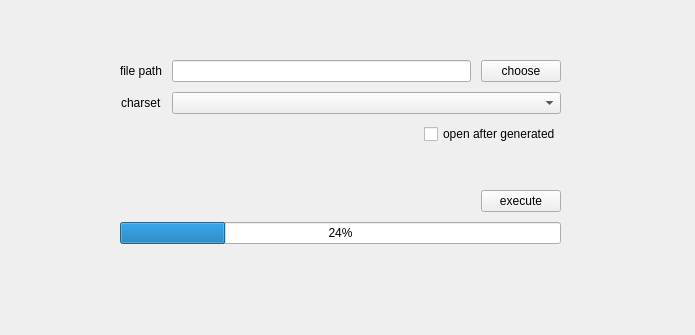
Old version of the form src/lib/qt/big_file_generator.ui in the repository haocxy/litext.
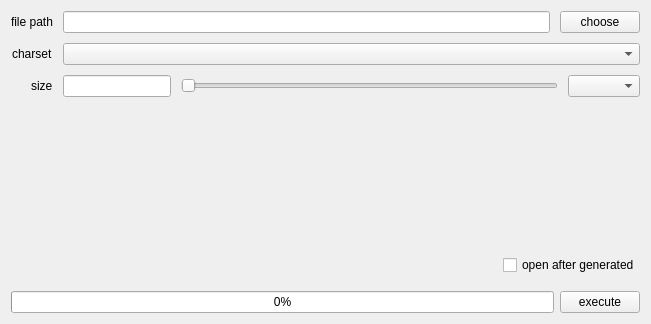
New version of the form.

Commit message: 添加大文件生成静态界面

```diff
--- a/src/lib/qt/big_file_generator.ui
+++ b/src/lib/qt/big_file_generator.ui
@@ -6,38 +6,14 @@
    <rect>
     <x>0</x>
     <y>0</y>
-    <width>695</width>
-    <height>335</height>
+    <width>651</width>
+    <height>324</height>
    </rect>
   </property>
   <property name="windowTitle">
    <string>BigFileGenerator</string>
   </property>
-  <widget class="QWidget" name="verticalLayoutWidget">
-   <property name="geometry">
-    <rect>
-     <x>110</x>
-     <y>50</y>
-     <width>461</width>
-     <height>204</height>
-    </rect>
-   </property>
    <layout class="QVBoxLayout" name="verticalLayout">
-    <property name="spacing">
-     <number>10</number>
-    </property>
-    <property name="leftMargin">
-     <number>10</number>
-    </property>
-    <property name="topMargin">
-     <number>10</number>
-    </property>
-    <property name="rightMargin">
-     <number>10</number>
-    </property>
-    <property name="bottomMargin">
-     <number>10</number>
-    </property>
     <item>
      <layout class="QFormLayout" name="formLayout">
       <property name="labelAlignment">
@@ -80,7 +56,60 @@
       <item row="1" column="1">
        <widget class="QComboBox" name="comboBox"/>
       </item>
-     </layout>
+     <item row="2" column="0">
+      <widget class="QLabel" name="label_3">
+       <property name="text">
+        <string>size</string>
+       </property>
+      </widget>
+     </item>
+     <item row="2" column="1">
+      <layout class="QHBoxLayout" name="horizontalLayout_5">
+       <item>
+        <widget class="QLineEdit" name="sizeText">
+         <property name="sizePolicy">
+          <sizepolicy hsizetype="Minimum" vsizetype="Fixed">
+           <horstretch>0</horstretch>
+           <verstretch>0</verstretch>
+          </sizepolicy>
+         </property>
+        </widget>
+       </item>
+       <item>
+        <widget class="QSlider" name="sizeSlider">
+         <property name="minimum">
+          <number>1</number>
+         </property>
+         <property name="maximum">
+          <number>1024</number>
+         </property>
+         <property name="orientation">
+          <enum>Qt::Horizontal</enum>
+         </property>
+         <property name="invertedAppearance">
+          <bool>false</bool>
+         </property>
+        </widget>
+       </item>
+       <item>
+        <widget class="QComboBox" name="sizeUnit"/>
+       </item>
+      </layout>
+     </item>
+    </layout>
+   </item>
+   <item>
+    <spacer name="verticalSpacer">
+     <property name="orientation">
+      <enum>Qt::Vertical</enum>
+     </property>
+     <property name="sizeHint" stdset="0">
+      <size>
+       <width>20</width>
+       <height>136</height>
+      </size>
+     </property>
+    </spacer>
     </item>
     <item>
      <layout class="QHBoxLayout" name="horizontalLayout_2">
@@ -107,46 +136,30 @@
      </layout>
     </item>
     <item>
-     <spacer name="verticalSpacer">
+    <spacer name="verticalSpacer_2">
       <property name="orientation">
        <enum>Qt::Vertical</enum>
       </property>
+     <property name="sizeType">
+      <enum>QSizePolicy::Fixed</enum>
+     </property>
       <property name="sizeHint" stdset="0">
        <size>
         <width>20</width>
-        <height>40</height>
+       <height>10</height>
        </size>
       </property>
      </spacer>
     </item>
     <item>
-     <layout class="QHBoxLayout" name="horizontalLayout_3">
-      <item>
-       <spacer name="horizontalSpacer_2">
-        <property name="orientation">
-         <enum>Qt::Horizontal</enum>
-        </property>
-        <property name="sizeHint" stdset="0">
-         <size>
-          <width>40</width>
-          <height>20</height>
-         </size>
-        </property>
-       </spacer>
+    <layout class="QHBoxLayout" name="horizontalLayout_3"/>
       </item>
       <item>
-       <widget class="QPushButton" name="pushButton_2">
-        <property name="text">
-         <string>execute</string>
-        </property>
-       </widget>
-      </item>
-     </layout>
-    </item>
+    <layout class="QHBoxLayout" name="horizontalLayout_4">
     <item>
      <widget class="QProgressBar" name="progressBar">
       <property name="value">
-       <number>24</number>
+        <number>0</number>
       </property>
       <property name="textVisible">
        <bool>true</bool>
@@ -159,8 +172,16 @@
       </property>
      </widget>
     </item>
-   </layout>
-  </widget>
+     <item>
+      <widget class="QPushButton" name="pushButton_2">
+       <property name="text">
+        <string>execute</string>
+       </property>
+      </widget>
+     </item>
+    </layout>
+   </item>
+  </layout>
  </widget>
  <resources/>
  <connections/>
```
Lines whose indentation alone changed are shown as unchanged. The commit also changes 3 other files.
